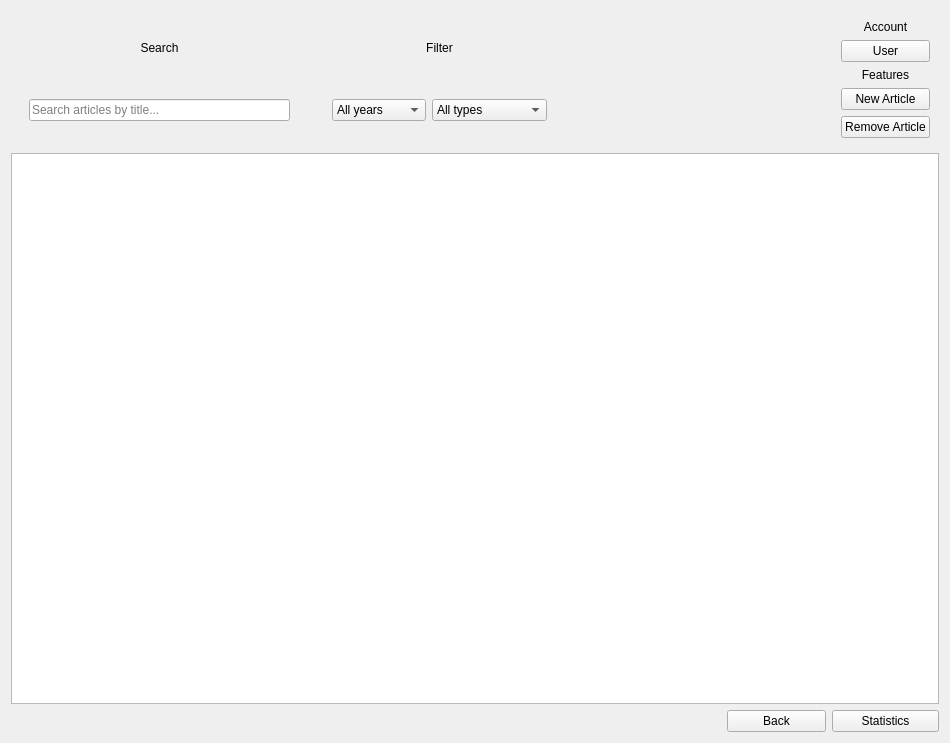
DamPhuQuy/Scientific-Article-Management, file src/components/widgets/article/articleform.ui: the form before one commit.
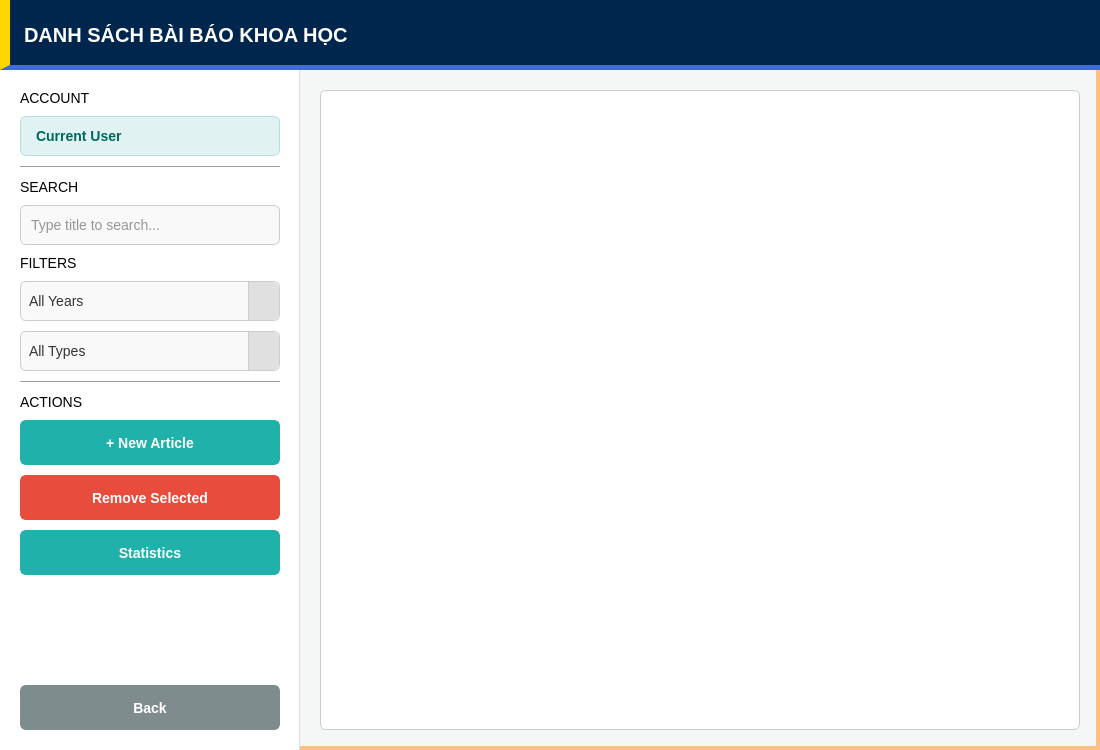
The form after the commit.

The edit to the form file:
```diff
--- a/src/components/widgets/article/articleform.ui
+++ b/src/components/widgets/article/articleform.ui
@@ -6,73 +6,269 @@
    <rect>
     <x>0</x>
     <y>0</y>
-    <width>950</width>
-    <height>743</height>
+    <width>1100</width>
+    <height>750</height>
    </rect>
   </property>
   <property name="windowTitle">
    <string>Article Menu</string>
   </property>
-  <layout class="QGridLayout" name="gridLayout_2">
-   <item row="0" column="0" colspan="2">
-    <widget class="QWidget" name="widget_5" native="true">
-     <layout class="QGridLayout" name="gridLayout_3">
-      <item row="0" column="0">
-       <widget class="QLabel" name="searchLabel">
+  <property name="styleSheet">
+   <string notr="true">
+/* --- CÀI ĐẶT CHUNG --- */
+QWidget#ArticleForm {
+    background-color: #f4f7f6;
+    border: 4px solid #FFC085;
+}
+QWidget {
+    font-family: &quot;Segoe UI&quot;, Arial, sans-serif;
+    font-size: 14px;
+}
+
+/* --- SIDEBAR --- */
+QWidget#sidebarContainer {
+    background-color: #ffffff;
+    border-right: 1px solid #e0e0e0;
+}
+/* Nhãn tiêu đề trong sidebar */
+QLabel.sectionLabel {
+    color: #20B2AA;
+    font-weight: bold;
+    font-size: 12px;
+    margin-top: 10px;
+    margin-bottom: 5px;
+}
+
+/* --- INPUTS &amp; COMBOBOX --- */
+QLineEdit, QComboBox {
+    background-color: #f9f9f9;
+    border: 1px solid #cccccc;
+    border-radius: 6px;
+    padding: 8px;
+    padding-right: 30px; 
+    color: #333333;
+}
+QLineEdit:focus, QComboBox:focus {
+    background-color: #ffffff;
+    border: 2px solid #20B2AA;
+}
+
+/* Style cho ComboBox Dropdown */
+QComboBox::drop-down {
+    subcontrol-origin: padding;
+    subcontrol-position: top right;
+    width: 30px;
+    border-left: 1px solid #cccccc;
+    background-color: #e0e0e0;
+    border-top-right-radius: 6px;
+    border-bottom-right-radius: 6px;
+}
+QComboBox QAbstractItemView {
+    background-color: #ffffff;
+    border: 2px solid #20B2AA;
+    selection-background-color: #e0f2f1;
+    selection-color: #004d40;
+    outline: 0;
+    padding: 5px;
+}
+
+/* --- BUTTONS --- */
+QPushButton {
+    border-radius: 6px;
+    font-weight: bold;
+    padding: 10px;
+}
+/* Nút User */
+QPushButton#userLb {
+    background-color: #e0f2f1;
+    color: #00695c;
+    border: 1px solid #b2dfdb;
+    text-align: left;
+    padding-left: 15px;
+}
+/* Nút Hành động chính (Xanh Ngọc) */
+QPushButton#newArticleBtn, QPushButton#pushButton {
+    background-color: #20B2AA;
+    border: 2px solid #20B2AA;
+    color: white;
+}
+QPushButton#newArticleBtn:hover, QPushButton#pushButton:hover {
+    background-color: #17a098;
+}
+
+/* Nút Back (Xám) */
+QPushButton#backBtn {
+    background-color: #7f8c8d;
+    border: 2px solid #7f8c8d;
+    color: white;
+}
+QPushButton#backBtn:hover {
+    background-color: #636e72;
+}
+
+/* --- LIST VIEW --- */
+QListView {
+    background-color: #ffffff;
+    border: 1px solid #cccccc;
+    border-radius: 6px;
+    padding: 10px;
+    outline: 0;
+}
+QListView::item {
+    padding: 10px;
+    border-bottom: 1px solid #eeeeee;
+}
+QListView::item:selected {
+    background-color: #e0f2f1;
+    color: #004d40;
+    border-radius: 4px;
+}
+   </string>
+  </property>
+  <layout class="QVBoxLayout" name="mainLayout">
+   <property name="spacing">
+    <number>0</number>
+   </property>
+   <property name="leftMargin">
+    <number>0</number>
+   </property>
+   <property name="topMargin">
+    <number>0</number>
+   </property>
+   <property name="rightMargin">
+    <number>0</number>
+   </property>
+   <property name="bottomMargin">
+    <number>0</number>
+   </property>
+   <item>
+    <widget class="QWidget" name="headerContainer" native="true">
+     <property name="minimumSize">
+      <size>
+       <width>0</width>
+       <height>70</height>
+      </size>
+     </property>
+     <property name="styleSheet">
+      <string notr="true">QWidget#headerContainer{background-color:#00264d;border-bottom:5px solid #4169E1;border-left:10px solid #FFD700;}</string>
+     </property>
+     <layout class="QHBoxLayout" name="horizontalLayout_Header">
+      <item>
+       <widget class="QLabel" name="lblHeader">
+        <property name="styleSheet">
+         <string notr="true">color:#ffffff;font-weight:900;font-size:20px;background:transparent;padding-left:10px;margin-top:0px;</string>
+        </property>
         <property name="text">
-         <string>Search</string>
+         <string>DANH SÁCH BÀI BÁO KHOA HỌC</string>
         </property>
         <property name="alignment">
-         <set>Qt::AlignmentFlag::AlignCenter</set>
+         <set>Qt::AlignmentFlag::AlignLeading|Qt::AlignmentFlag::AlignLeft|Qt::AlignmentFlag::AlignVCenter</set>
         </property>
        </widget>
       </item>
-      <item row="1" column="0">
-       <widget class="QWidget" name="widget_2" native="true">
-        <layout class="QGridLayout" name="gridLayout_4">
-         <item row="0" column="0">
+     </layout>
+    </widget>
+   </item>
+   <item>
+    <layout class="QHBoxLayout" name="bodyLayout">
+     <property name="spacing">
+      <number>0</number>
+     </property>
+     <item>
+      <widget class="QWidget" name="sidebarContainer" native="true">
+       <property name="minimumSize">
+        <size>
+         <width>280</width>
+         <height>0</height>
+        </size>
+       </property>
+       <property name="maximumSize">
+        <size>
+         <width>300</width>
+         <height>16777215</height>
+        </size>
+       </property>
+       <layout class="QVBoxLayout" name="verticalLayout_Sidebar">
+        <property name="spacing">
+         <number>10</number>
+        </property>
+        <property name="leftMargin">
+         <number>20</number>
+        </property>
+        <property name="topMargin">
+         <number>20</number>
+        </property>
+        <property name="rightMargin">
+         <number>20</number>
+        </property>
+        <property name="bottomMargin">
+         <number>20</number>
+        </property>
+        <item>
+         <widget class="QLabel" name="lblAccount">
+          <property name="text">
+           <string>ACCOUNT</string>
+          </property>
+         </widget>
+        </item>
+        <item>
+         <widget class="QPushButton" name="userLb">
+          <property name="minimumSize">
+           <size>
+            <width>0</width>
+            <height>40</height>
+           </size>
+          </property>
+          <property name="text">
+           <string>Current User</string>
+          </property>
+         </widget>
+        </item>
+        <item>
+         <widget class="Line" name="line_1">
+          <property name="orientation">
+           <enum>Qt::Orientation::Horizontal</enum>
+          </property>
+         </widget>
+        </item>
+        <item>
+         <widget class="QLabel" name="lblSearch">
+          <property name="text">
+           <string>SEARCH</string>
+          </property>
+         </widget>
+        </item>
+        <item>
           <widget class="QLineEdit" name="searchLineEdit">
            <property name="minimumSize">
             <size>
-             <width>250</width>
-             <height>0</height>
+            <width>0</width>
+            <height>40</height>
             </size>
            </property>
            <property name="placeholderText">
-            <string>Search articles by title...</string>
+           <string>Type title to search...</string>
            </property>
           </widget>
          </item>
-        </layout>
-       </widget>
-      </item>
-     </layout>
-    </widget>
-   </item>
-   <item row="0" column="2">
-    <widget class="QWidget" name="widget_4" native="true">
-     <layout class="QVBoxLayout" name="verticalLayout">
       <item>
-       <widget class="QLabel" name="label">
+         <widget class="QLabel" name="lblFilters">
         <property name="text">
-         <string>Filter</string>
-        </property>
-        <property name="alignment">
-         <set>Qt::AlignmentFlag::AlignCenter</set>
+           <string>FILTERS</string>
         </property>
        </widget>
       </item>
-      <item>
-       <widget class="QWidget" name="widget_3" native="true">
-        <layout class="QHBoxLayout" name="horizontalLayout_4">
          <item>
           <widget class="QComboBox" name="yearFilterComboBox">
-           <property name="cursor">
-            <cursorShape>PointingHandCursor</cursorShape>
+          <property name="minimumSize">
+           <size>
+            <width>0</width>
+            <height>40</height>
+           </size>
            </property>
            <item>
             <property name="text">
-             <string>All years</string>
+            <string>All Years</string>
             </property>
            </item>
            <item>
@@ -89,12 +285,20 @@
          </item>
          <item>
           <widget class="QComboBox" name="typeFilterComboBox">
-           <property name="cursor">
-            <cursorShape>PointingHandCursor</cursorShape>
+          <property name="minimumSize">
+           <size>
+            <width>0</width>
+            <height>40</height>
+           </size>
            </property>
            <item>
             <property name="text">
-             <string>All types</string>
+            <string>All Types</string>
+           </property>
+          </item>
+          <item>
+           <property name="text">
+            <string>SCIE</string>
             </property>
            </item>
            <item>
@@ -112,163 +316,148 @@
              <string>OTHER</string>
             </property>
            </item>
+         </widget>
+        </item>
            <item>
-            <property name="text">
-             <string>SCIE</string>
-            </property>
-           </item>
-          </widget>
-         </item>
-        </layout>
-       </widget>
-      </item>
-     </layout>
-    </widget>
-   </item>
-   <item row="0" column="3" colspan="2">
-    <spacer name="topBarSpacer">
+         <widget class="Line" name="line_2">
      <property name="orientation">
       <enum>Qt::Orientation::Horizontal</enum>
      </property>
-     <property name="sizeType">
-      <enum>QSizePolicy::Policy::Fixed</enum>
-     </property>
-     <property name="sizeHint" stdset="0">
-      <size>
-       <width>200</width>
-       <height>20</height>
-      </size>
-     </property>
-    </spacer>
-   </item>
-   <item row="0" column="5">
-    <widget class="QWidget" name="widget_6" native="true">
-     <layout class="QGridLayout" name="gridLayout">
-      <item row="0" column="0">
-       <widget class="QLabel" name="label_2">
-        <property name="text">
-         <string>Account</string>
-        </property>
-        <property name="alignment">
-         <set>Qt::AlignmentFlag::AlignCenter</set>
-        </property>
-       </widget>
-      </item>
-      <item row="1" column="0">
-       <widget class="QPushButton" name="userLb">
-        <property name="cursor">
-         <cursorShape>PointingHandCursor</cursorShape>
-        </property>
+         </widget>
+        </item>
+        <item>
+         <widget class="QLabel" name="lblActions">
         <property name="text">
-         <string>User</string>
+           <string>ACTIONS</string>
         </property>
        </widget>
       </item>
-      <item row="2" column="0">
-       <widget class="QLabel" name="label_3">
-        <property name="text">
-         <string>Features</string>
-        </property>
-        <property name="alignment">
-         <set>Qt::AlignmentFlag::AlignCenter</set>
-        </property>
-       </widget>
-      </item>
-      <item row="3" column="0">
+        <item>
        <widget class="QPushButton" name="newArticleBtn">
+          <property name="minimumSize">
+           <size>
+            <width>0</width>
+            <height>45</height>
+           </size>
+          </property>
         <property name="cursor">
          <cursorShape>PointingHandCursor</cursorShape>
         </property>
         <property name="text">
-         <string>New Article</string>
+           <string>+ New Article</string>
         </property>
        </widget>
       </item>
-      <item row="4" column="0">
+        <item>
        <widget class="QPushButton" name="RemoveArticleBtn">
-        <property name="cursor">
-         <cursorShape>PointingHandCursor</cursorShape>
-        </property>
-        <property name="text">
-         <string>Remove Article</string>
-        </property>
-       </widget>
-      </item>
-     </layout>
-    </widget>
-   </item>
-   <item row="1" column="0" colspan="6">
-    <widget class="QListView" name="articleListView">
      <property name="minimumSize">
       <size>
-       <width>200</width>
-       <height>0</height>
-      </size>
-     </property>
-     <property name="flow">
-      <enum>QListView::Flow::LeftToRight</enum>
-     </property>
-     <property name="resizeMode">
-      <enum>QListView::ResizeMode::Adjust</enum>
-     </property>
-     <property name="spacing">
-      <number>16</number>
-     </property>
-     <property name="viewMode">
-      <enum>QListView::ViewMode::ListMode</enum>
-     </property>
-     <property name="wordWrap">
-      <bool>true</bool>
-     </property>
-    </widget>
-   </item>
-   <item row="2" column="0" rowspan="2" colspan="3">
-    <widget class="QWidget" name="widget" native="true"/>
-   </item>
-   <item row="2" column="4" rowspan="2">
-    <widget class="QPushButton" name="backBtn">
+            <width>0</width>
+            <height>45</height>
+           </size>
+          </property>
+          <property name="cursor">
+           <cursorShape>PointingHandCursor</cursorShape>
+          </property>
      <property name="text">
-      <string>Back</string>
+           <string>Remove Selected</string>
+          </property>
+          <property name="styleSheet">
+           <string notr="true">background-color: #e74c3c; border: 2px solid #e74c3c; color: white;</string>
      </property>
     </widget>
    </item>
-   <item row="2" column="5" rowspan="2">
+        <item>
     <widget class="QPushButton" name="pushButton">
+          <property name="minimumSize">
+           <size>
+            <width>0</width>
+            <height>45</height>
+           </size>
+          </property>
+          <property name="cursor">
+           <cursorShape>PointingHandCursor</cursorShape>
+          </property>
      <property name="text">
       <string>Statistics</string>
      </property>
     </widget>
    </item>
-   <item row="3" column="1" colspan="3">
-    <spacer name="horizontalSpacer">
+        <item>
+         <spacer name="verticalSpacer">
      <property name="orientation">
-      <enum>Qt::Orientation::Horizontal</enum>
+           <enum>Qt::Orientation::Vertical</enum>
      </property>
      <property name="sizeHint" stdset="0">
       <size>
-       <width>564</width>
-       <height>17</height>
+            <width>20</width>
+            <height>40</height>
       </size>
      </property>
     </spacer>
    </item>
-   <item row="4" column="0" colspan="2">
-    <layout class="QHBoxLayout" name="paginationLayout">
+        <item>
+         <widget class="QPushButton" name="backBtn">
+          <property name="minimumSize">
+           <size>
+            <width>0</width>
+            <height>45</height>
+           </size>
+          </property>
+          <property name="cursor">
+           <cursorShape>PointingHandCursor</cursorShape>
+          </property>
+          <property name="text">
+           <string>Back</string>
+          </property>
+         </widget>
+        </item>
+       </layout>
+      </widget>
+     </item>
+     <item>
+      <widget class="QWidget" name="contentContainer" native="true">
+       <layout class="QVBoxLayout" name="verticalLayout_Content">
      <property name="spacing">
-      <number>8</number>
+         <number>15</number>
      </property>
      <property name="leftMargin">
-      <number>0</number>
+         <number>20</number>
      </property>
      <property name="topMargin">
-      <number>0</number>
+         <number>20</number>
      </property>
      <property name="rightMargin">
-      <number>0</number>
+         <number>20</number>
      </property>
      <property name="bottomMargin">
-      <number>0</number>
-     </property>
+         <number>20</number>
+        </property>
+        <item>
+         <widget class="QListView" name="articleListView">
+          <property name="font">
+           <font>
+            <family>Segoe UI</family>
+            <pointsize>11</pointsize>
+           </font>
+          </property>
+          <property name="alternatingRowColors">
+           <bool>true</bool>
+          </property>
+          <property name="selectionMode">
+           <enum>QAbstractItemView::SelectionMode::ExtendedSelection</enum>
+          </property>
+          <property name="spacing">
+           <number>5</number>
+          </property>
+         </widget>
+        </item>
+        <item>
+         <layout class="QHBoxLayout" name="paginationLayout"/>
+        </item>
+       </layout>
+      </widget>
+     </item>
     </layout>
    </item>
   </layout>
```
Left out of the diff: 4 changed lines with no effect on the pictures. Lines whose indentation alone changed are shown as unchanged.
